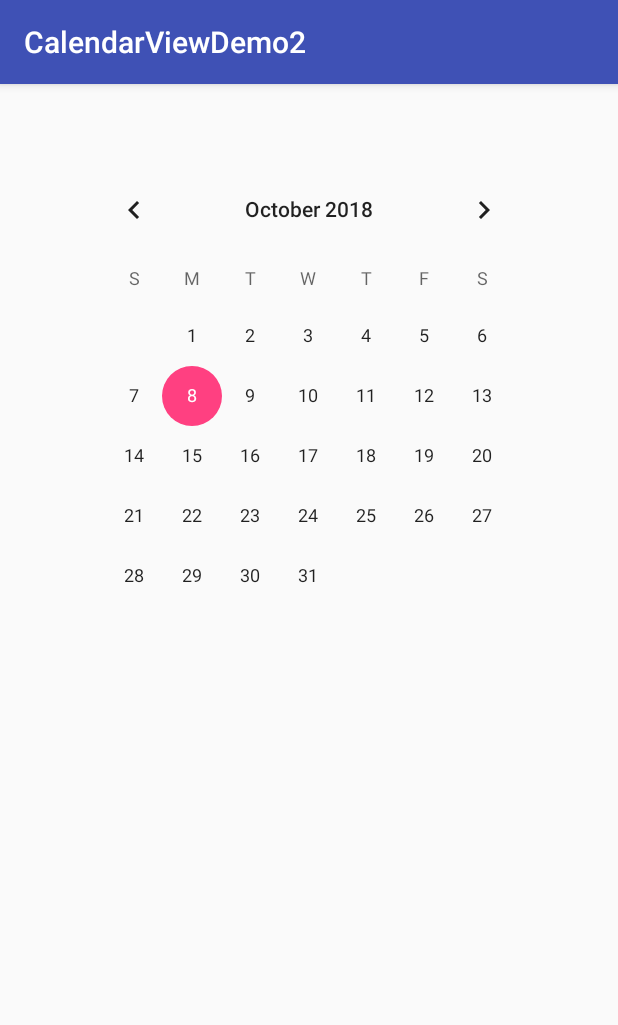
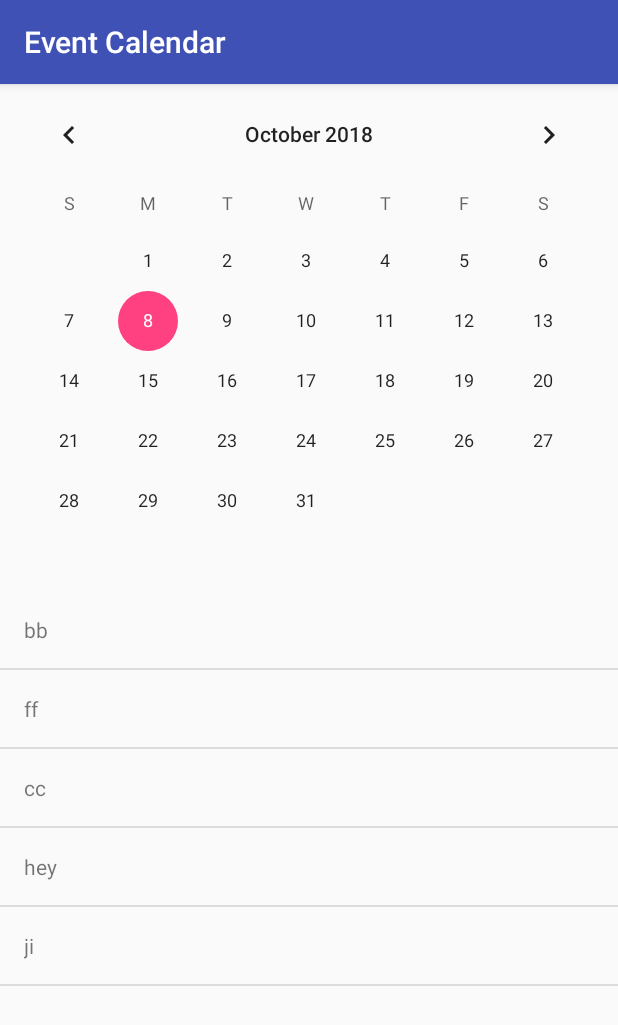
Before and after one commit to KshitijSharma745/EventCalendar, an Android app: the screen it shows after launch (MainActivity), on a phone screen of 412 x 824 dp. Shown: the top 1025 px of the screen. Run offline under Robolectric (Android 15) with nearby library versions, the phone set to English and light mode, and no system bars.

Commit message:
Adding the listview and adapter

```diff
--- a/app/src/main/AndroidManifest.xml
+++ b/app/src/main/AndroidManifest.xml
@@ -12,7 +12,6 @@
         <activity android:name=".MainActivity">
             <intent-filter>
                 <action android:name="android.intent.action.MAIN" />
-
                 <category android:name="android.intent.category.LAUNCHER" />
             </intent-filter>
         </activity>
--- /dev/null
+++ b/app/src/main/java/example/com/calendarviewdemo2/EventsAdapter.java
@@ -0,0 +1,48 @@
+package example.com.calendarviewdemo2;
+
+import android.content.Context;
+import android.util.Log;
+import android.view.LayoutInflater;
+import android.view.View;
+import android.view.ViewGroup;
+import android.widget.ArrayAdapter;
+import android.widget.TextView;
+
+import java.util.ArrayList;
+
+public class EventsAdapter extends ArrayAdapter<String> {
+    public EventsAdapter(Context context, ArrayList<String> earthquakes) {
+
+        super(context,0,earthquakes);
+    }
+
+
+
+    @Override
+    public View getView(int position, View convertView, ViewGroup parent) {
+        // Check if the existing view is being reused, otherwise inflate the view
+        View listItemView = convertView;
+        if(listItemView == null) {
+            try {
+                listItemView = LayoutInflater.from (getContext ()).inflate (
+                        R.layout.list_item, parent, false);
+            }
+            catch (RuntimeException e) {
+                Log.d ("EventAdapter", "there is error");
+            }
+        }
+
+
+        String currentEvent = getItem(position);
+
+        // Find the TextView in the list_item.xml layout with the ID version_name
+        TextView nameTextView = listItemView.findViewById(R.id.ev);
+
+        nameTextView.setText(currentEvent);
+
+
+
+        return listItemView;
+    }
+
+}
--- a/app/src/main/java/example/com/calendarviewdemo2/MainActivity.java
+++ b/app/src/main/java/example/com/calendarviewdemo2/MainActivity.java
@@ -4,7 +4,10 @@ import android.support.annotation.NonNull;
 import android.support.v7.app.AppCompatActivity;
 import android.os.Bundle;
 import android.widget.CalendarView;
+import android.widget.ListView;
 import android.widget.Toast;
+
+import java.util.ArrayList;
 
 public class MainActivity extends AppCompatActivity {
 
@@ -13,7 +16,7 @@ public class MainActivity extends AppCompatActivity {
         super.onCreate(savedInstanceState);
         setContentView(R.layout.activity_main);
 
-        CalendarView calendarView = (CalendarView) findViewById(R.id.calendarView);
+        CalendarView calendarView = findViewById(R.id.calendarView);
 
         if(calendarView!=null){
             calendarView.setOnDateChangeListener(new CalendarView.OnDateChangeListener() {
@@ -24,5 +27,23 @@ public class MainActivity extends AppCompatActivity {
                 }
             });
         }
+
+
+
+        ArrayList<String> events = new ArrayList<String> ();
+        events.add("bb");
+        events.add("ff");
+        events.add("cc");
+        events.add("hey");
+        events.add("ji");
+        // Find a reference to the {@link ListView} in the layout
+        ListView eventsListView = findViewById(R.id.list);
+
+        // Create a new {@link ArrayAdapter} of earthquakes
+        final EventsAdapter adapter = new EventsAdapter (this, events);
+
+        // Set the adapter on the {@link ListView}
+        // so the list can be populated in the user interface
+        eventsListView.setAdapter(adapter);
     }
 }
--- a/app/src/main/res/layout/activity_main.xml
+++ b/app/src/main/res/layout/activity_main.xml
@@ -1,25 +1,24 @@
 <?xml version="1.0" encoding="utf-8"?>
-<android.support.constraint.ConstraintLayout xmlns:android="http://schemas.android.com/apk/res/android"
-    xmlns:app="http://schemas.android.com/apk/res-auto"
+<LinearLayout
+    xmlns:android="http://schemas.android.com/apk/res/android"
     xmlns:tools="http://schemas.android.com/tools"
-    android:layout_width="match_parent"
-    android:layout_height="match_parent"
-    tools:context=".MainActivity">
-
-    <LinearLayout
         android:layout_width="match_parent"
         android:layout_height="match_parent"
-        android:gravity="center_horizontal">
+        android:gravity="center_horizontal"
+        tools:context=".MainActivity"
+        android:orientation="vertical"
+        >
 
-        <CalendarView
-            android:id="@+id/calendarView"
-            android:layout_width="wrap_content"
-            android:layout_height="wrap_content"
-            android:layout_margin="50dp">
+    <CalendarView
+        android:id="@+id/calendarView"
+        android:layout_width="match_parent"
+        android:layout_height="wrap_content"
+        android:layout_gravity="top">
+    </CalendarView>
+    <ListView
+        android:id="@+id/list"
+        android:orientation="vertical"
+        android:layout_width="match_parent"
+        android:layout_height="match_parent"/>
 
-        </CalendarView>
-
-    </LinearLayout>
-
-
-</android.support.constraint.ConstraintLayout>
+</LinearLayout>
--- /dev/null
+++ b/app/src/main/res/layout/list_item.xml
@@ -0,0 +1,21 @@
+<?xml version="1.0" encoding="utf-8"?>
+<LinearLayout
+    xmlns:android="http://schemas.android.com/apk/res/android"
+    xmlns:tools="http://schemas.android.com/tools"
+    android:layout_width="match_parent"
+    android:layout_height="match_parent"
+    android:padding="16dp"
+    android:orientation="horizontal">
+
+    <TextView
+        android:layout_width="match_parent"
+        android:layout_height="wrap_content"
+        tools:text="hey"
+
+        android:id="@+id/ev"
+        />
+
+
+
+
+</LinearLayout>
--- a/app/src/main/res/values/strings.xml
+++ b/app/src/main/res/values/strings.xml
@@ -1,3 +1,3 @@
 <resources>
-    <string name="app_name">CalendarViewDemo2</string>
+    <string name="app_name">Event Calendar</string>
 </resources>
```
